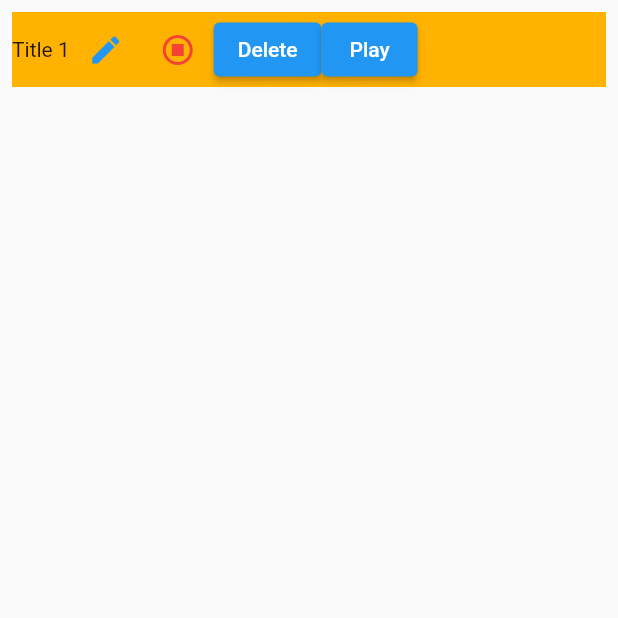
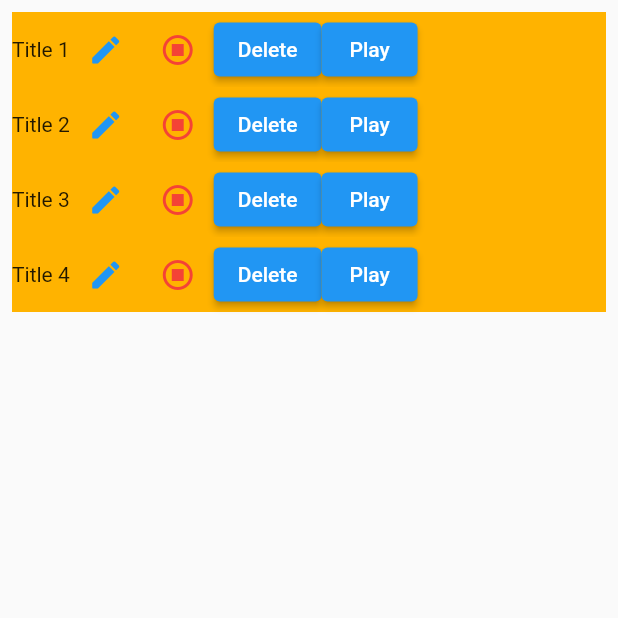
Before and after one commit to Stuartwastaken/scrum, a Flutter app: the Quiz screen opened directly, on a phone screen of 412 x 824 dp, the top half of it. Run offline on Flutter 3.47's test engine with Material 2 defaults, Android fonts, the phone set to English and light mode, and no system bars; our stand-ins replace cloud_firestore, cool_alert, firebase_auth, firebase_core, firebase_database, flutter_animate and 2 more; accounts and stored records are empty.

Commit message:
ListView Turned To ListView.builder()

```diff
--- a/lib/screens/temp.dart
+++ b/lib/screens/temp.dart
@@ -8,18 +8,21 @@ class Quiz extends StatefulWidget {
 }
 
 class _QuizState extends State<Quiz> {
+  final List<String> entries = <String>['1', '2', '3', '4'];
+
   @override
   Widget build(BuildContext context) {
     return Scaffold(
-      body: ListView(
+      body: ListView.builder(
           padding: const EdgeInsets.all(8),
-        children: <Widget>[
-          Container(
+          itemCount: entries.length,
+          itemBuilder: (BuildContext context, int index) {
+            return Container(
               height: 50,
               color: Colors.amber[600],
               child: Row(
                 children: [
-                Text("Title 1"),
+                  Text("Title ${entries[index]}"),
                   IconButton(
                     onPressed: () {},
                     icon: Icon(
@@ -44,9 +47,8 @@ class _QuizState extends State<Quiz> {
                   ),
                 ],
               ),
-          ),
-        ],
-      ),
+            );
+          }),
     );
   }
 }
```
Lines whose indentation alone changed are shown as unchanged.
